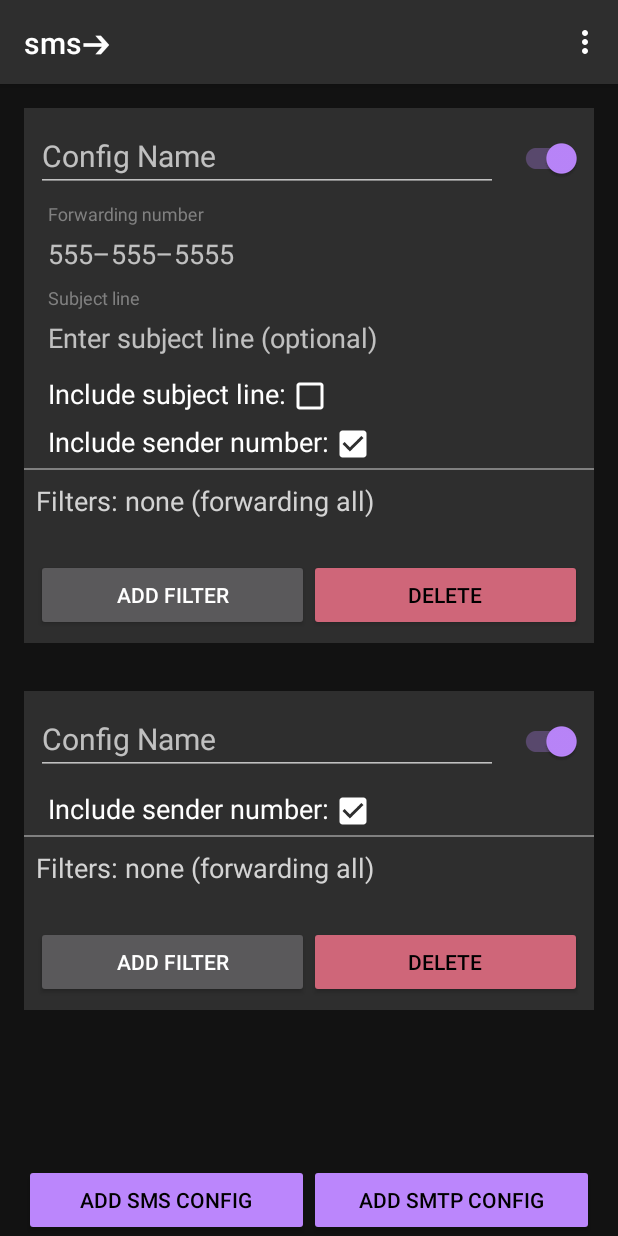
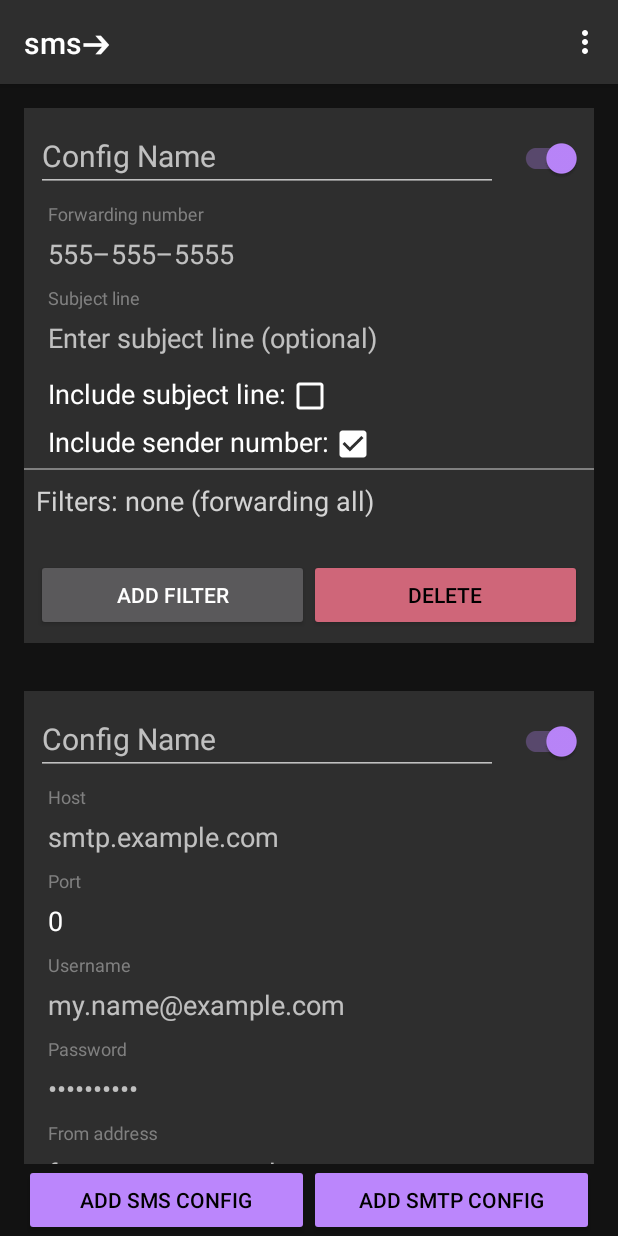
Before and after one commit to radfordwill/sms.forward, an Android app: the screen it shows after launch (MainActivity), after a tap on "ADD SMTP CONFIG", on a phone screen of 412 x 824 dp. Run offline under Robolectric (Android 15) with nearby library versions, the light colour scheme and no system bars; libraries missing offline, so code that uses them is left out: io.objectbox, io.objectbox.annotation, io.objectbox.converter, io.objectbox.kotlin; 11 statements that could not run were skipped; 3 other taps on this screen came first.

Commit message:
Add SmtpConfigView

```diff
--- a/app/src/main/java/eski/sms/ui/ConfigView.kt
+++ b/app/src/main/java/eski/sms/ui/ConfigView.kt
@@ -94,7 +94,7 @@
       findViewById<FrameLayout>(R.id.configSubtypeContent).apply {
          when (config) {
             is SmsConfig -> addView(SmsConfigView.fromConfig(config))
-            is SmtpConfig -> println()
+            is SmtpConfig -> addView(SmtpConfigView.fromConfig(config))
          }
       }
    }
--- a/app/src/main/java/eski/sms/ui/ConfigsView.kt
+++ b/app/src/main/java/eski/sms/ui/ConfigsView.kt
@@ -14,6 +14,7 @@
 
    init {
       Repository.smsConfigs.forEach { addConfigView(it) }
+      Repository.smtpConfigs.forEach { addConfigView(it) }
 
       root.findViewById<View>(R.id.addSmsConfigButton).setOnClickListener {
          val newConfig = SmsConfig().apply { Repository.updateConfig(this) }
--- /dev/null
+++ b/app/src/main/java/eski/sms/ui/SmtpConfigView.kt
@@ -0,0 +1,122 @@
+package eski.sms.ui
+
+import android.content.Context
+import android.util.AttributeSet
+import android.view.ContextThemeWrapper
+import android.view.View
+import android.widget.EditText
+import android.widget.LinearLayout
+import androidx.core.widget.addTextChangedListener
+import eski.sms.App
+import eski.sms.R
+import eski.sms.model.Repository
+import eski.sms.model.SmtpConfig
+
+
+class SmtpConfigView @JvmOverloads constructor(
+   context: Context = App.instance,
+   attrs: AttributeSet? = null,
+   defStyle: Int = 0
+): LinearLayout(context, attrs, defStyle) {
+
+   private lateinit var config: SmtpConfig
+
+   companion object {
+      fun fromConfig(config: SmtpConfig): SmtpConfigView {
+         val contextTheme = ContextThemeWrapper(App.instance, R.style.AppTheme)
+         val view = View.inflate(contextTheme, R.layout.smtp_config, null) as SmtpConfigView
+         view.init(config)
+
+         return view
+      }
+   }
+
+   private fun init(config: SmtpConfig) {
+      this.config = config
+
+      setupHostField()
+      setupPortField()
+      setupUsernameField()
+      setupPasswordField()
+      setupFromAddressField()
+      setupForwardAddressField()
+      setupSubjectLineField()
+   }
+
+   private fun setupHostField() {
+      findViewById<EditText>(R.id.smtpConfigHost).apply {
+         setText(config.host)
+
+         addTextChangedListener {
+            config.host = it.toString()
+            Repository.updateConfig(config)
+         }
+      }
+   }
+
+   private fun setupPortField() {
+      findViewById<EditText>(R.id.smtpConfigPort).apply {
+         setText(config.port.toString())
+
+         addTextChangedListener {
+            config.port = it.toString().toInt()
+            Repository.updateConfig(config)
+         }
+      }
+   }
+
+   private fun setupUsernameField() {
+      findViewById<EditText>(R.id.smtpConfigUsername).apply {
+         setText(config.username)
+
+         addTextChangedListener {
+            config.username = it.toString()
+            Repository.updateConfig(config)
+         }
+      }
+   }
+
+   private fun setupPasswordField() {
+      findViewById<EditText>(R.id.smtpConfigPassword).apply {
+         setText(config.password)
+
+         addTextChangedListener {
+            config.password = it.toString()
+            Repository.updateConfig(config)
+         }
+      }
+   }
+
+   private fun setupFromAddressField() {
+      findViewById<EditText>(R.id.smtpConfigFromAddress).apply {
+         setText(config.fromAddress)
+
+         addTextChangedListener {
+            config.fromAddress = it.toString()
+            Repository.updateConfig(config)
+         }
+      }
+   }
+
+   private fun setupForwardAddressField() {
+      findViewById<EditText>(R.id.smtpConfigForwardAddress).apply {
+         setText(config.forwardAddress)
+
+         addTextChangedListener {
+            config.forwardAddress = it.toString()
+            Repository.updateConfig(config)
+         }
+      }
+   }
+
+   private fun setupSubjectLineField() {
+      findViewById<EditText>(R.id.smtpConfigSubjectLine).apply {
+         setText(config.subject)
+
+         addTextChangedListener {
+            config.subject = it.toString()
+            Repository.updateConfig(config)
+         }
+      }
+   }
+}
--- /dev/null
+++ b/app/src/main/res/layout/smtp_config.xml
@@ -0,0 +1,154 @@
+<?xml version="1.0" encoding="utf-8"?>
+
+<eski.sms.ui.SmtpConfigView
+   xmlns:android="http://schemas.android.com/apk/res/android"
+   xmlns:app="http://schemas.android.com/apk/res-auto"
+   xmlns:tools="http://schemas.android.com/tools"
+   android:layout_width="match_parent"
+   android:layout_height="wrap_content"
+   android:orientation="vertical"
+   tools:background="@color/background">
+
+   <com.google.android.material.textfield.TextInputLayout
+      android:layout_width="match_parent"
+      android:layout_height="wrap_content"
+      android:layout_marginStart="@dimen/gridHalfSize"
+      android:layout_marginLeft="@dimen/gridHalfSize"
+      android:hint="@string/host"
+      android:textColorHint="@color/gray"
+      app:expandedHintEnabled="false"
+      app:hintAnimationEnabled="false"
+      app:hintEnabled="true">
+
+      <com.google.android.material.textfield.TextInputEditText
+         android:id="@+id/smtpConfigHost"
+         android:layout_width="match_parent"
+         android:layout_height="wrap_content"
+         android:hint="@string/hostHint"
+         app:backgroundTint="#00ffffff" />
+
+   </com.google.android.material.textfield.TextInputLayout>
+
+   <com.google.android.material.textfield.TextInputLayout
+      android:layout_width="match_parent"
+      android:layout_height="wrap_content"
+      android:layout_marginStart="@dimen/gridHalfSize"
+      android:layout_marginLeft="@dimen/gridHalfSize"
+      android:hint="@string/port"
+      android:textColorHint="@color/gray"
+      app:expandedHintEnabled="false"
+      app:hintAnimationEnabled="false"
+      app:hintEnabled="true">
+
+      <com.google.android.material.textfield.TextInputEditText
+         android:id="@+id/smtpConfigPort"
+         android:layout_width="match_parent"
+         android:layout_height="wrap_content"
+         android:hint="@string/portHint"
+         android:inputType="number"
+         app:backgroundTint="#00ffffff" />
+
+   </com.google.android.material.textfield.TextInputLayout>
+
+
+   <com.google.android.material.textfield.TextInputLayout
+      android:layout_width="match_parent"
+      android:layout_height="wrap_content"
+      android:layout_marginStart="@dimen/gridHalfSize"
+      android:layout_marginLeft="@dimen/gridHalfSize"
+      android:hint="@string/username"
+      android:textColorHint="@color/gray"
+      app:expandedHintEnabled="false"
+      app:hintAnimationEnabled="false"
+      app:hintEnabled="true">
+
+      <com.google.android.material.textfield.TextInputEditText
+         android:id="@+id/smtpConfigUsername"
+         android:layout_width="match_parent"
+         android:layout_height="wrap_content"
+         android:hint="@string/usernameHint"
+         app:backgroundTint="#00ffffff" />
+
+   </com.google.android.material.textfield.TextInputLayout>
+
+   <com.google.android.material.textfield.TextInputLayout
+      android:layout_width="match_parent"
+      android:layout_height="wrap_content"
+      android:layout_marginStart="@dimen/gridHalfSize"
+      android:layout_marginLeft="@dimen/gridHalfSize"
+      android:hint="@string/password"
+      android:textColorHint="@color/gray"
+      app:expandedHintEnabled="false"
+      app:hintAnimationEnabled="false"
+      app:hintEnabled="true">
+
+      <com.google.android.material.textfield.TextInputEditText
+         android:id="@+id/smtpConfigPassword"
+         android:layout_width="match_parent"
+         android:layout_height="wrap_content"
+         android:hint="@string/passwordHint"
+         android:inputType="textPassword"
+         app:backgroundTint="#00ffffff" />
+
+   </com.google.android.material.textfield.TextInputLayout>
+
+   <com.google.android.material.textfield.TextInputLayout
+      android:layout_width="match_parent"
+      android:layout_height="wrap_content"
+      android:layout_marginStart="@dimen/gridHalfSize"
+      android:layout_marginLeft="@dimen/gridHalfSize"
+      android:hint="@string/fromAddress"
+      android:textColorHint="@color/gray"
+      app:expandedHintEnabled="false"
+      app:hintAnimationEnabled="false"
+      app:hintEnabled="true">
+
+      <com.google.android.material.textfield.TextInputEditText
+         android:id="@+id/smtpConfigFromAddress"
+         android:layout_width="match_parent"
+         android:layout_height="wrap_content"
+         android:hint="@string/fromAddressHint"
+         app:backgroundTint="#00ffffff" />
+
+   </com.google.android.material.textfield.TextInputLayout>
+
+   <com.google.android.material.textfield.TextInputLayout
+      android:layout_width="match_parent"
+      android:layout_height="wrap_content"
+      android:layout_marginStart="@dimen/gridHalfSize"
+      android:layout_marginLeft="@dimen/gridHalfSize"
+      android:hint="@string/forwardAddress"
+      android:textColorHint="@color/gray"
+      app:expandedHintEnabled="false"
+      app:hintAnimationEnabled="false"
+      app:hintEnabled="true">
+
+      <com.google.android.material.textfield.TextInputEditText
+         android:id="@+id/smtpConfigForwardAddress"
+         android:layout_width="match_parent"
+         android:layout_height="wrap_content"
+         android:hint="@string/forwardAddressHint"
+         app:backgroundTint="#00ffffff" />
+
+   </com.google.android.material.textfield.TextInputLayout>
+
+   <com.google.android.material.textfield.TextInputLayout
+      android:layout_width="match_parent"
+      android:layout_height="wrap_content"
+      android:layout_marginStart="@dimen/gridHalfSize"
+      android:layout_marginLeft="@dimen/gridHalfSize"
+      android:hint="@string/subjectLine"
+      android:textColorHint="@color/gray"
+      app:expandedHintEnabled="false"
+      app:hintAnimationEnabled="false"
+      app:hintEnabled="true">
+
+      <com.google.android.material.textfield.TextInputEditText
+         android:id="@+id/smtpConfigSubjectLine"
+         android:layout_width="match_parent"
+         android:layout_height="wrap_content"
+         android:hint="@string/subjectLineHint"
+         app:backgroundTint="#00ffffff" />
+
+   </com.google.android.material.textfield.TextInputLayout>
+</eski.sms.ui.SmtpConfigView>
--- a/app/src/main/res/values/strings.xml
+++ b/app/src/main/res/values/strings.xml
@@ -24,10 +24,21 @@
    <string name="filtersForwardingAll">Filters: none (forwarding all)</string>
    <string name="filterNumber">Filter number</string>
 
-   <string name="smtpConfigName">SMTP Config Name</string>
-
    <string name="phoneNumberHint">555–555–5555</string>
    <string name="phoneNumberError">That isn\'t a valid phone number.</string>
+
+   <string name="host">Host</string>
+   <string name="hostHint">smtp.example.com</string>
+   <string name="port">Port</string>
+   <string name="portHint">587</string>
+   <string name="username">Username</string>
+   <string name="usernameHint">my.name@example.com</string>
+   <string name="password">Password</string>
+   <string name="passwordHint">••••••••••</string>
+   <string name="fromAddress">From address</string>
+   <string name="fromAddressHint">from.user@example.com</string>
+   <string name="forwardAddress">Forward address</string>
+   <string name="forwardAddressHint">to.user@example.com</string>
 
    <string name="sentFrom">Sent from: %s</string>
 
```
